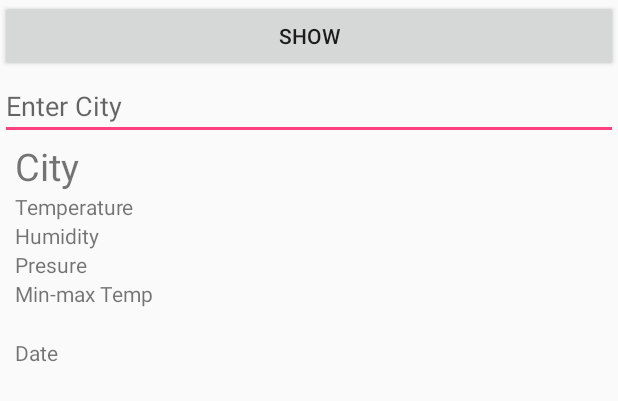
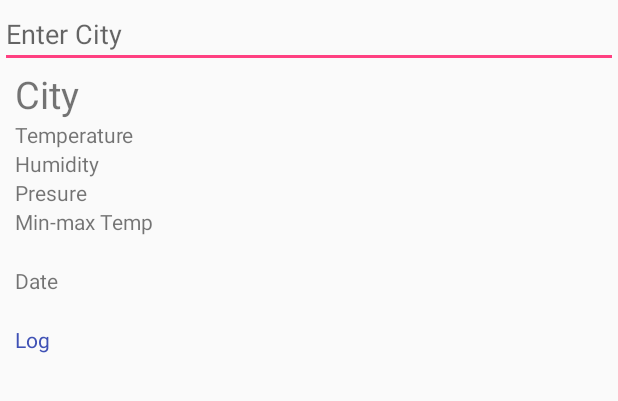
Before and after one commit to PashaJavaProgrammist/WeatherApp, an Android app: the layout activity_weather.xml on its own in the app's theme, with its tools: preview values and no code run, on a phone screen of 412 x 824 dp. Shown: the top 401 px of the screen. Run offline under Robolectric (Android 15) with nearby library versions, the phone set to English and light mode, and no system bars.

```diff
--- a/app/build.gradle
+++ b/app/build.gradle
@@ -43,6 +43,9 @@ dependencies {
     implementation "io.reactivex.rxjava2:rxandroid:2.0.2"
     implementation "io.reactivex.rxjava2:rxjava:2.1.9"
 
+    //RXBinding
+    implementation 'com.jakewharton.rxbinding2:rxbinding-design-kotlin:2.0.0'
+
     //MVP
     implementation 'com.arello-mobile:moxy:1.5.3'
     implementation 'com.arello-mobile:moxy-android:1.1.1'
--- a/app/src/main/java/com/dev/pavelharetskiy/weatherapp/mvp/views/IWeatherView.kt
+++ b/app/src/main/java/com/dev/pavelharetskiy/weatherapp/mvp/views/IWeatherView.kt
@@ -11,4 +11,5 @@ interface IWeatherView : MvpView {
     fun showForecast(data: WeatherResponseModel)
     fun swipeAnimFinish()
     fun showToast(text: String, longToast: Boolean)
+    fun setLog(logInfo: String)
 }
--- a/app/src/main/res/layout/activity_weather.xml
+++ b/app/src/main/res/layout/activity_weather.xml
@@ -1,6 +1,5 @@
 <?xml version="1.0" encoding="utf-8"?>
 <android.support.v4.widget.SwipeRefreshLayout xmlns:android="http://schemas.android.com/apk/res/android"
-    xmlns:app="http://schemas.android.com/apk/res-auto"
     xmlns:tools="http://schemas.android.com/tools"
     android:id="@+id/swprfrshlt"
     android:layout_width="match_parent"
@@ -12,26 +11,19 @@
         android:layout_height="match_parent"
         android:orientation="vertical">
 
-        <Button
-            android:id="@+id/btShow"
-            android:text="Show"
-            android:layout_width="match_parent"
-            android:layout_height="wrap_content" />
-
         <EditText
             android:id="@+id/edCity"
-            android:inputType="text"
             android:layout_width="match_parent"
             android:layout_height="wrap_content"
-            android:hint="Enter City"/>
-
+            android:hint="@string/enter_city"
+            android:inputType="text" />
 
         <TextView
             android:id="@+id/tvCityName"
             android:layout_width="match_parent"
             android:layout_height="wrap_content"
             android:layout_marginStart="10dp"
-            android:text="City"
+            android:text="@string/city"
             android:textSize="25sp" />
 
         <TextView
@@ -39,28 +31,28 @@
             android:layout_width="match_parent"
             android:layout_height="wrap_content"
             android:layout_marginStart="10dp"
-            android:text="Temperature" />
+            android:text="@string/temperature" />
 
         <TextView
             android:id="@+id/tvHum"
             android:layout_width="match_parent"
             android:layout_height="wrap_content"
             android:layout_marginStart="10dp"
-            android:text="Humidity" />
+            android:text="@string/humidity" />
 
         <TextView
             android:id="@+id/tvPresh"
             android:layout_width="match_parent"
             android:layout_height="wrap_content"
             android:layout_marginStart="10dp"
-            android:text="Presure" />
+            android:text="@string/presure" />
 
         <TextView
             android:id="@+id/tvMinMax"
             android:layout_width="match_parent"
             android:layout_height="wrap_content"
             android:layout_marginStart="10dp"
-            android:text="Min-max Temp" />
+            android:text="@string/min_max_temp" />
 
         <TextView
             android:id="@+id/tvDate"
@@ -68,7 +60,16 @@
             android:layout_height="wrap_content"
             android:layout_marginStart="10dp"
             android:layout_marginTop="20dp"
-            android:text="Date" />
+            android:text="@string/date" />
+
+        <TextView
+            android:id="@+id/tvlog"
+            android:layout_width="match_parent"
+            android:layout_height="wrap_content"
+            android:layout_marginTop="20dp"
+            android:layout_marginStart="10dp"
+            android:text="@string/log"
+            android:textColor="@color/colorPrimary" />
     </LinearLayout>
 
 </android.support.v4.widget.SwipeRefreshLayout>
--- a/app/src/main/res/values/strings.xml
+++ b/app/src/main/res/values/strings.xml
@@ -1,3 +1,11 @@
 <resources>
     <string name="app_name">WeatherApp</string>
+    <string name="enter_city">Enter City</string>
+    <string name="city">City</string>
+    <string name="date">Date</string>
+    <string name="min_max_temp">Min-max Temp</string>
+    <string name="presure">Presure</string>
+    <string name="humidity">Humidity</string>
+    <string name="temperature">Temperature</string>
+    <string name="log">Log</string>
 </resources>
```
Also changed, not shown: app/src/main/java/com/dev/pavelharetskiy/weatherapp/Constants.kt (+6 -2 lines), app/src/main/java/com/dev/pavelharetskiy/weatherapp/mvp/presenters/WeatherPresenter.kt (+41 -10 lines), app/src/main/java/com/dev/pavelharetskiy/weatherapp/ui/WeatherActivity.kt (+13 -3 lines).
